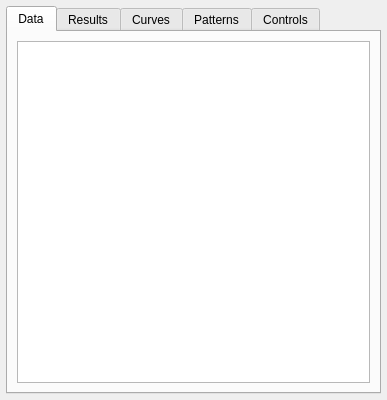
Above: ui/qgisred_elementproperties_dialog.ui from Ingeniousware/QGISRed-BID before the change. Below: the same form after it.
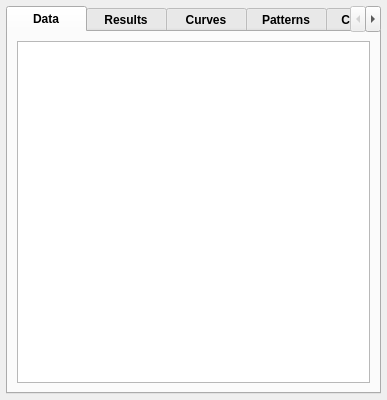
That is the form after the change. Custom widgets are drawn as their Qt base class.

Commit message: bold tab names

What changed in the file:
```diff
--- a/ui/qgisred_elementproperties_dialog.ui
+++ b/ui/qgisred_elementproperties_dialog.ui
@@ -30,8 +30,9 @@
   </property>
   <property name="font">
    <font>
-    <weight>50</weight>
-    <bold>false</bold>
+    <pointsize>12</pointsize>
+    <weight>75</weight>
+    <bold>true</bold>
    </font>
   </property>
   <widget class="QWidget" name="dockWidgetContents">
@@ -53,6 +54,9 @@
     </property>
     <item>
      <widget class="QTabWidget" name="tabWidget">
+      <property name="styleSheet">
+       <string notr="true">QTabBar::tab { font-weight: bold; min-width: 80px; }</string>
+      </property>
       <property name="currentIndex">
        <number>0</number>
       </property>
```
Left out of the diff: 1 changed line with no effect on the pictures. The commit also changes 1 other file.
